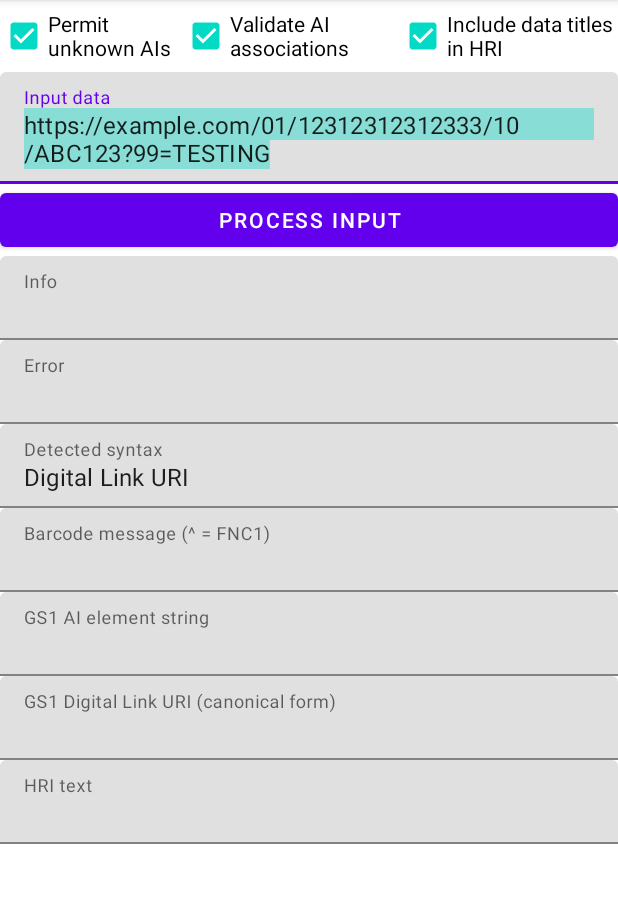
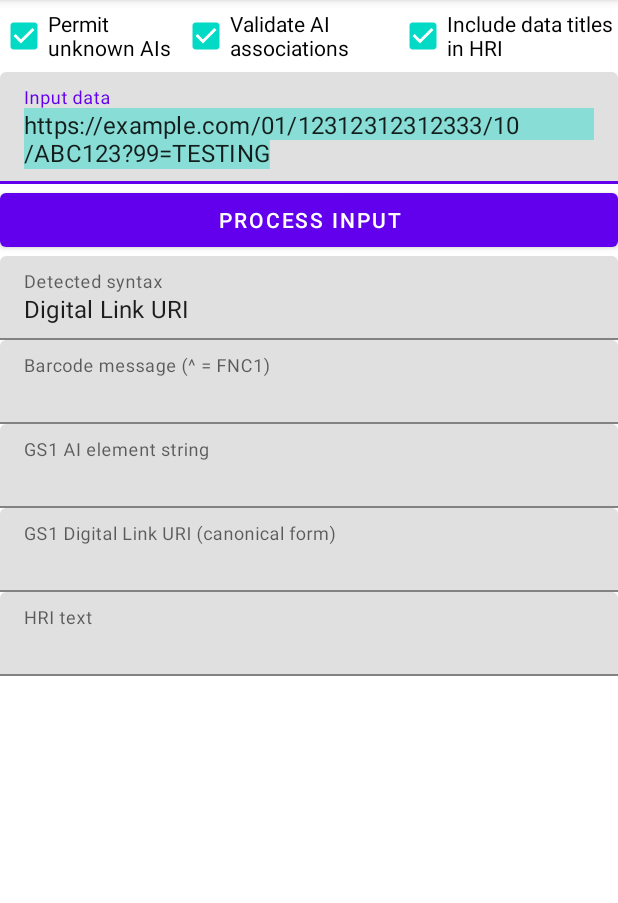
Before and after one commit to gs1/gs1-syntax-engine, an Android app: the screen it shows after launch (MainActivity), after a tap on "PROCESS INPUT", on a phone screen of 412 x 824 dp, the part 84-987 px from its top. Run offline under Robolectric (Android 15) with nearby library versions, the phone set to English and light mode, and no system bars; 7 statements that could not run were skipped; 3 other taps on this screen came first.

Commit message:
android: Hide error and info fields and virtual keyboard when not in use

```diff
--- a/src/android/app/src/main/java/org/gs1/gs1encodersapp/MainActivity.kt
+++ b/src/android/app/src/main/java/org/gs1/gs1encodersapp/MainActivity.kt
@@ -24,6 +24,7 @@ import android.os.Bundle
 import android.text.Editable
 import android.text.TextWatcher
 import android.view.View
+import android.view.inputmethod.InputMethodManager
 import androidx.appcompat.app.AppCompatActivity
 import org.gs1.gs1encoders.GS1Encoder
 import org.gs1.gs1encoders.GS1EncoderDigitalLinkException
@@ -66,8 +67,14 @@ class MainActivity : AppCompatActivity() {
         binding.elementstringTextBox.setText("")
         binding.dlTextBox.setText("")
         binding.hriTextBox.setText("")
+
         binding.infoTextBox.setText("")
+        binding.infoTextBox.visibility = View.GONE
+        binding.infoTextInputLayout.visibility = View.GONE
+
         binding.errmsgTextBox.setText("")
+        binding.errmsgTextBox.visibility = View.GONE
+        binding.errmsgTextInputLayout.visibility = View.GONE
     }
 
     private fun loadDataValues() {
@@ -95,9 +102,14 @@ class MainActivity : AppCompatActivity() {
         binding.hriTextBox.setText(gs1encoder.hri.joinToString("\n"))
 
         val qps = gs1encoder.dLignoredQueryParams
-        if (qps.isNotEmpty())
-                binding.infoTextBox.setText("Warning: Non-numeric query parameters ignored: ⧚" +
-                        qps.joinToString("&") + "⧚")
+        if (qps.isNotEmpty()) {
+            binding.infoTextBox.setText(
+                "Warning: Non-numeric query parameters ignored: ⧚" +
+                        qps.joinToString("&") + "⧚"
+            )
+            binding.infoTextBox.visibility = View.VISIBLE
+            binding.infoTextInputLayout.visibility = View.VISIBLE
+        }
 
     }
 
@@ -128,6 +140,8 @@ class MainActivity : AppCompatActivity() {
 
                 if (data.length != 8 && data.length != 12 && data.length != 13 && data.length != 14) {
                         binding.errmsgTextBox.setText("Invalid length for a GTIN-8, GTIN-12, GTIN-13 or GTIN-14")
+                        binding.errmsgTextBox.visibility = View.VISIBLE
+                        binding.errmsgTextInputLayout.visibility = View.VISIBLE
                         return
                 }
 
@@ -142,7 +156,12 @@ class MainActivity : AppCompatActivity() {
 
                 if (parity != data.last().digitToInt()) {
                         binding.errmsgTextBox.setText("Incorrect numeric check digit")
+                        binding.errmsgTextBox.visibility = View.VISIBLE
+                        binding.errmsgTextInputLayout.visibility = View.VISIBLE
+
                         binding.infoTextBox.setText("Plain data validation failed: " + data.dropLast(1) + "⧚" + data.last() + "⧛")
+                        binding.infoTextBox.visibility = View.VISIBLE
+                        binding.infoTextInputLayout.visibility = View.VISIBLE
                         return
                 }
 
@@ -159,16 +178,26 @@ class MainActivity : AppCompatActivity() {
                 is GS1EncoderScanDataException,
                 is GS1EncoderDigitalLinkException -> {
                     binding.errmsgTextBox.setText("Error: " + e.message)
+                    binding.errmsgTextBox.visibility = View.VISIBLE
+                    binding.errmsgTextInputLayout.visibility = View.VISIBLE
+
                     val markup = gs1encoder.errMarkup
                     if (markup != "")
                         binding.infoTextBox.setText(
                             "AI content validation failed: " + markup.replace("|","⧚")
                         )
+                        binding.infoTextBox.visibility = View.VISIBLE
+                        binding.infoTextInputLayout.visibility = View.VISIBLE
                     return
                 }
                 else -> throw e
             }
         }
+
+        // Release the input field and hide the keyboard
+        binding.inputData.clearFocus()
+        val imm: InputMethodManager = getSystemService(INPUT_METHOD_SERVICE) as InputMethodManager
+        imm.hideSoftInputFromWindow(window.decorView.windowToken, 0)
 
         loadDataValues()
 
--- a/src/android/app/src/main/res/layout/activity_main.xml
+++ b/src/android/app/src/main/res/layout/activity_main.xml
@@ -71,19 +71,7 @@
         </LinearLayout>
 
         <com.google.android.material.textfield.TextInputLayout
-            android:layout_width="match_parent"
-            android:layout_height="wrap_content"
-            app:expandedHintEnabled="false">
-
-            <com.google.android.material.textfield.TextInputEditText
-                android:id="@+id/infoTextBox"
-                android:layout_width="match_parent"
-                android:layout_height="match_parent"
-                android:focusable="false"
-                android:hint="Info" />
-        </com.google.android.material.textfield.TextInputLayout>
-
-        <com.google.android.material.textfield.TextInputLayout
+            android:id="@+id/errmsgTextInputLayout"
             android:layout_width="match_parent"
             android:layout_height="wrap_content"
             app:expandedHintEnabled="false">
@@ -93,7 +81,23 @@
                 android:layout_width="match_parent"
                 android:layout_height="wrap_content"
                 android:focusable="false"
-                android:hint="Error" />
+                android:hint="Error"
+                android:visibility="gone" />
+        </com.google.android.material.textfield.TextInputLayout>
+
+        <com.google.android.material.textfield.TextInputLayout
+            android:id="@+id/infoTextInputLayout"
+            android:layout_width="match_parent"
+            android:layout_height="wrap_content"
+            android:visibility="gone"
+            app:expandedHintEnabled="false">
+
+            <com.google.android.material.textfield.TextInputEditText
+                android:id="@+id/infoTextBox"
+                android:layout_width="match_parent"
+                android:layout_height="match_parent"
+                android:focusable="false"
+                android:hint="Info" />
         </com.google.android.material.textfield.TextInputLayout>
 
         <com.google.android.material.textfield.TextInputLayout
```
